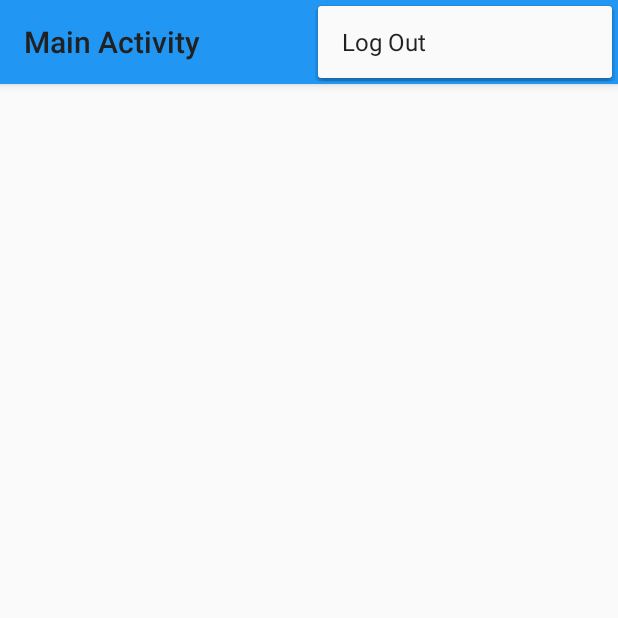
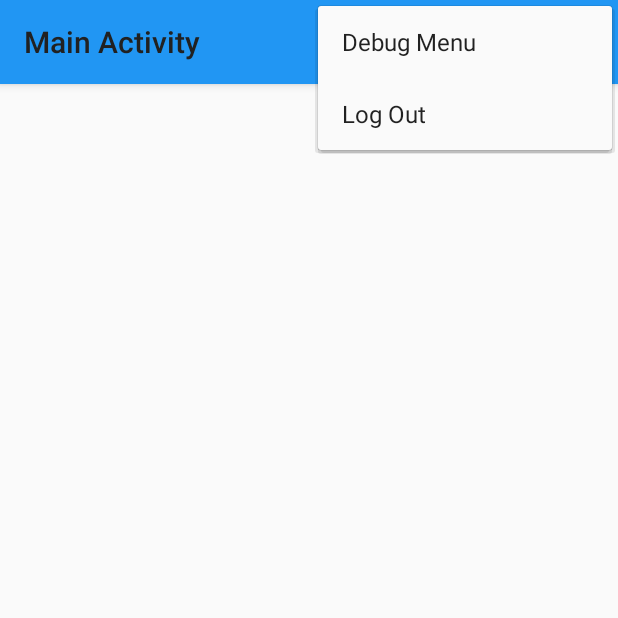
Before and after one commit to mitchthompson/ust-onboarding-mobile-app, an Android app: the screen it shows after launch (MainActivity), with the options menu open, on a phone screen of 412 x 824 dp, the top half of it. Run offline under Robolectric (Android 15) with nearby library versions, the phone set to English and light mode, and no system bars.

Commit message:
added a debug menu item to options menu
debug menu has links to task list and new hire activities. allows for
easy access to these activities during testing

```diff
--- a/app/src/main/java/com/example/practicumapp/OptionsMenu.java
+++ b/app/src/main/java/com/example/practicumapp/OptionsMenu.java
@@ -1,5 +1,6 @@
 package com.example.practicumapp;
 
+import android.content.Intent;
 import android.support.v7.app.AppCompatActivity;
 import android.util.Log;
 import android.view.Menu;
@@ -26,6 +27,9 @@ public class OptionsMenu extends AppCompatActivity {
     @Override
     public boolean onOptionsItemSelected(MenuItem item) {
         switch (item.getItemId()) {
+            case R.id.action_debug:
+                startActivity(new Intent(OptionsMenu.this, DebugActivity.class));
+                Log.d(TAG,"debug menu activity selected");
             case R.id.action_logout:
                 Log.d(TAG,"logout pressed");
             default:
--- a/app/src/main/res/menu/main_menu.xml
+++ b/app/src/main/res/menu/main_menu.xml
@@ -1,6 +1,10 @@
 <?xml version="1.0" encoding="utf-8"?>
 <menu xmlns:android="http://schemas.android.com/apk/res/android"
     xmlns:app="http://schemas.android.com/apk/res-auto">
+
+    <item android:id="@+id/action_debug"
+        android:title="Debug Menu"
+        app:showAsAction="never"/>
 
     <item android:id="@+id/action_logout"
         android:title="Log Out"
```
